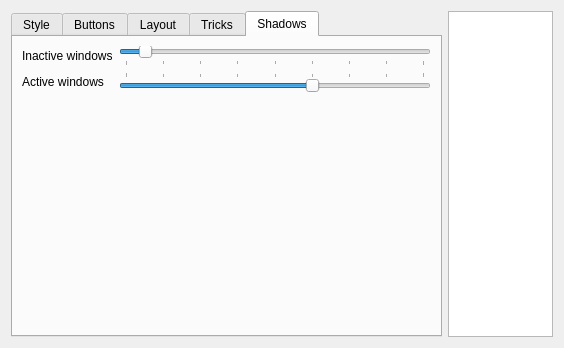
The window that kwin/configdialog.ui (deiv/bespin-pkg) describes before a commit, drawn with Qt 5.
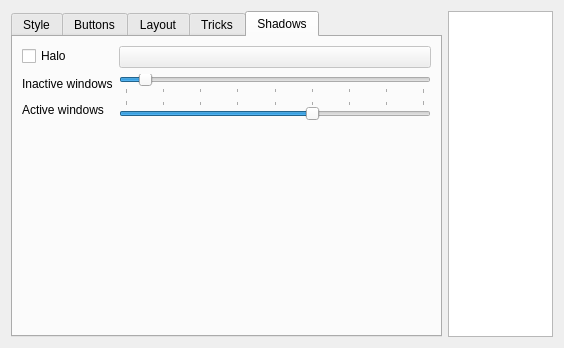
The same window after the commit. Custom widgets are drawn as their Qt base class.

Commit message: add halo mode for shadows - only tested with varying shadows

```diff
--- a/kwin/configdialog.ui
+++ b/kwin/configdialog.ui
@@ -1037,14 +1037,14 @@
        <string>Shadows</string>
       </attribute>
       <layout class="QFormLayout" name="formLayout_3">
-       <item row="0" column="0">
+       <item row="1" column="0">
         <widget class="QLabel" name="label_18">
          <property name="text">
           <string>Inactive windows</string>
          </property>
         </widget>
        </item>
-       <item row="0" column="1">
+       <item row="1" column="1">
         <widget class="QSlider" name="inactiveShadowSize">
          <property name="sizePolicy">
           <sizepolicy hsizetype="MinimumExpanding" vsizetype="Fixed">
@@ -1081,14 +1081,14 @@
          </property>
         </widget>
        </item>
-       <item row="1" column="0">
+       <item row="2" column="0">
         <widget class="QLabel" name="label_19">
          <property name="text">
           <string>Active windows</string>
          </property>
         </widget>
        </item>
-       <item row="1" column="1">
+       <item row="2" column="1">
         <widget class="QSlider" name="activeShadowSize">
          <property name="sizePolicy">
           <sizepolicy hsizetype="MinimumExpanding" vsizetype="Fixed">
@@ -1125,6 +1125,20 @@
          </property>
         </widget>
        </item>
+       <item row="0" column="1">
+        <widget class="KColorButton" name="shadowColor">
+         <property name="enabled">
+          <bool>false</bool>
+         </property>
+        </widget>
+       </item>
+       <item row="0" column="0">
+        <widget class="QCheckBox" name="halo">
+         <property name="text">
+          <string>Halo</string>
+         </property>
+        </widget>
+       </item>
       </layout>
      </widget>
     </widget>
```
Left out of the diff: 19 changed lines with no effect on the pictures. The commit also changes 5 other files.
